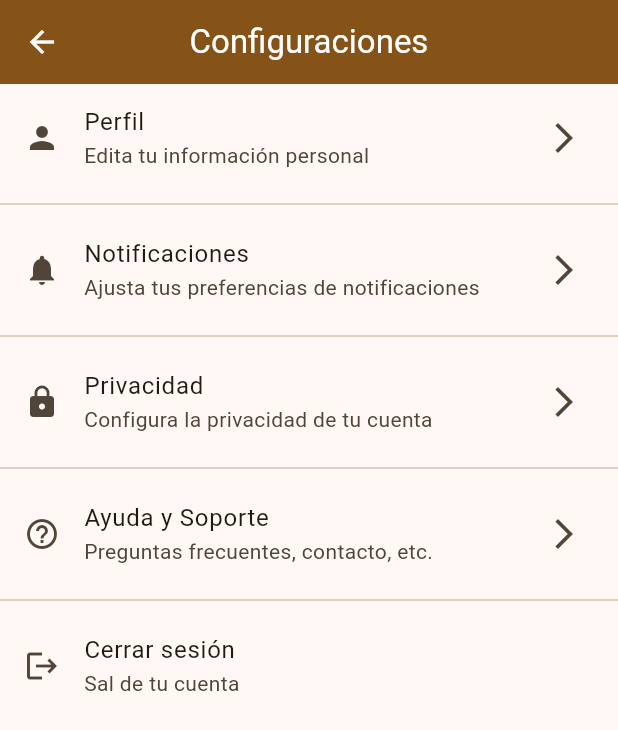
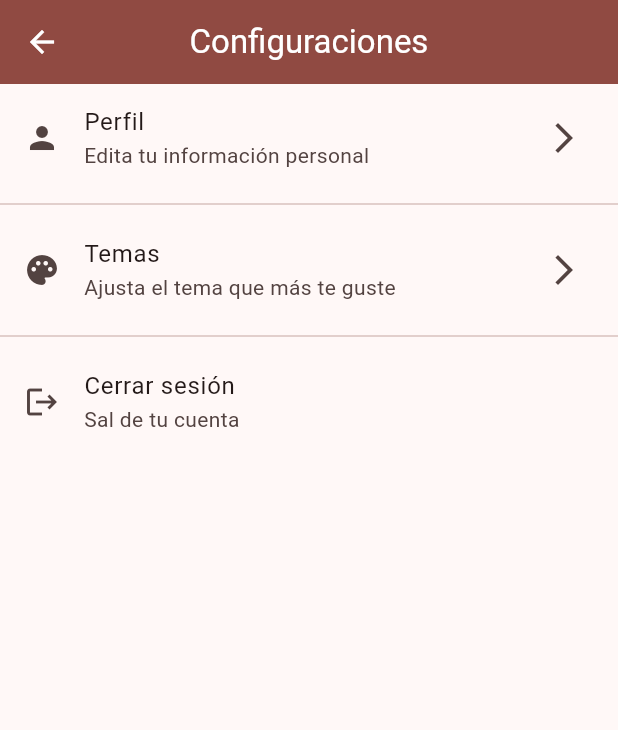
Before and after one commit to Dano442/fablab_app, a Flutter app: the ProfileScreen screen opened directly, on a phone screen of 412 x 824 dp. Shown: the top 730 px of the screen. Run offline on Flutter 3.47's test engine with Material 3 defaults, Android fonts, the phone set to English and light mode, and no system bars; network calls fail.

Commit message:
Implementación de selección de temas y barra de navegacion en todas las vistas

```diff
--- a/lib/config/theme/app_theme.dart
+++ b/lib/config/theme/app_theme.dart
@@ -1,16 +1,16 @@
 import 'package:flutter/material.dart';
 
-// Colores de los temas
 const colorList = <Color>[
+  Colors.red,
+  Colors.orange,
+  Colors.amber,
+  Colors.green,
+  Colors.teal,
+  Colors.cyan,
   Colors.blue,
-  Colors.teal,
-  Colors.green,
-  Colors.red,
   Colors.purple,
   Colors.deepPurple,
-  Colors.orange,
-  Colors.pink,
-  Colors.pinkAccent,
+  Colors.pink
 ];
 
 class AppTheme {
@@ -19,9 +19,7 @@ class AppTheme {
 
   AppTheme({
     this.selectedColor = 0
-    }): assert (selectedColor >= 0, 'El color seleccionado debe ser mayor que 0'),
-        assert(selectedColor <colorList.length,
-        'El color seleccionado debe ser menor que ${colorList.length - 1} ');
+    });
 
 
     ThemeData getTheme() => ThemeData(
--- a/lib/main.dart
+++ b/lib/main.dart
@@ -1,3 +1,4 @@
+// Archivo: main.dart
 import 'package:fablab_app/presentation/screens/home/home_screen.dart';
 import 'package:fablab_app/config/theme/app_theme.dart';
 import 'package:flutter/material.dart';
@@ -6,16 +7,32 @@ void main() {
   runApp(const MainApp());
 }
 
-class MainApp extends StatelessWidget {
+class MainApp extends StatefulWidget {
   const MainApp({super.key});
+
+  @override
+  State<MainApp> createState() => MainAppState();
+
+  static MainAppState of(BuildContext context) =>
+      context.findAncestorStateOfType<MainAppState>()!;
+}
+
+class MainAppState extends State<MainApp> {
+  int _selectedColorIndex = 0;
+
+
+  void setTheme(int newIndex) {
+    setState(() {
+      _selectedColorIndex = newIndex;
+    });
+  }
 
   @override
   Widget build(BuildContext context) {
     return MaterialApp(
-
       debugShowCheckedModeBanner: false,
-      theme: AppTheme(selectedColor: 6 ).getTheme(),
-      home: HomeScreen()
+      theme: AppTheme(selectedColor: _selectedColorIndex).getTheme(),
+      home: const HomeScreen(),
     );
   }
 }
--- a/lib/presentation/screens/inventory/tool_card.dart
+++ b/lib/presentation/screens/inventory/tool_card.dart
@@ -34,7 +34,7 @@ class ToolCard extends StatelessWidget {
         child: Row(
           crossAxisAlignment: CrossAxisAlignment.center,
           children: [
-            // Imagen segura (usa Image.network en vez de FadeInImage)
+
             ClipRRect(
               borderRadius: BorderRadius.circular(12),
               child: Image.network(
@@ -46,7 +46,7 @@ class ToolCard extends StatelessWidget {
                   return Container(
                     width: 60,
                     height: 60,
-                    color: colors.surfaceVariant,
+                    color: colors.surfaceContainerHighest,
                     child: const Icon(Icons.broken_image, size: 28),
                   );
                 },
--- a/lib/presentation/screens/profile/profile_screen.dart
+++ b/lib/presentation/screens/profile/profile_screen.dart
@@ -1,4 +1,8 @@
+// Archivo: profile_screen.dart
+import 'package:fablab_app/presentation/screens/profile/profile_details_screen';
+import 'package:fablab_app/presentation/screens/profile/profile_themes_screen.dart';
 import 'package:flutter/material.dart';
+
 
 class ProfileScreen extends StatelessWidget {
  const ProfileScreen({super.key});
@@ -12,49 +16,46 @@ class ProfileScreen extends StatelessWidget {
     foregroundColor: Theme.of(context).colorScheme.onPrimary,
    ),
    body: ListView(
-        children: const [
-          // Sección de cuenta
+    children: [
+     // Opción de Perfil
      ListTile(
-            leading: Icon(Icons.person),
-            title: Text('Perfil'),
-            subtitle: Text('Edita tu información personal'),
-            trailing: Icon(Icons.arrow_forward_ios),
+      leading: const Icon(Icons.person),
+      title: const Text('Perfil'),
+      subtitle: const Text('Edita tu información personal'),
+      trailing: const Icon(Icons.arrow_forward_ios),
+      onTap: () {
+       Navigator.push(
+        context,
+        MaterialPageRoute(
+         builder: (context) => const ProfileDetailsScreen(),
         ),
-          Divider(),
+       );
+      },
+     ),
+     const Divider(),
 
-          // Sección de notificaciones
      ListTile(
-            leading: Icon(Icons.notifications),
-            title: Text('Notificaciones'),
-            subtitle: Text('Ajusta tus preferencias de notificaciones'),
-            trailing: Icon(Icons.arrow_forward_ios),
+      leading: const Icon(Icons.palette),
+      title: const Text('Temas'),
+      subtitle: const Text('Ajusta el tema que más te guste'),
+      trailing: const Icon(Icons.arrow_forward_ios),
+      onTap: () {
+       Navigator.push(
+        context,
+        MaterialPageRoute(builder: (context) => const ProfileThemesScreen()),
+       );
+      },
      ),
-          Divider(),
+     const Divider(),
 
-          // Sección de privacidad
+     // Opción de Cerrar Sesión
      ListTile(
-            leading: Icon(Icons.lock),
-            title: Text('Privacidad'),
-            subtitle: Text('Configura la privacidad de tu cuenta'),
-            trailing: Icon(Icons.arrow_forward_ios),
-          ),
-          Divider(),
-
-          // Sección de ayuda
-          ListTile(
-            leading: Icon(Icons.help_outline),
-            title: Text('Ayuda y Soporte'),
-            subtitle: Text('Preguntas frecuentes, contacto, etc.'),
-            trailing: Icon(Icons.arrow_forward_ios),
-          ),
-          Divider(),
-
-          // Sección de cerrar sesión
-          ListTile(
-            leading: Icon(Icons.logout),
-            title: Text('Cerrar sesión'),
-            subtitle: Text('Sal de tu cuenta'),
-            // No tiene trailing icon porque es una acción directa
+      leading: const Icon(Icons.logout),
+      title: const Text('Cerrar sesión'),
+      subtitle: const Text('Sal de tu cuenta'),
+      onTap: () {
+       // Lógica para cerrar la sesión
+      },
      ),
     ],
    ),
```
Also changed, not shown: lib/presentation/screens/inventory/inventory_screen.dart (+2 -12 lines), lib/presentation/screens/news/news_screen.dart (+1 -10 lines), lib/presentation/screens/profile/profile_themes_screen.dart (added, +72 -0 lines), lib/presentation/screens/project/project_screen.dart (+43 -16 lines), lib/presentation/screens/request/request_screen.dart (+4 -4 lines), lib/presentation/screens/users/users_screen.dart (+39 -14 lines), 1 other file. Lines whose indentation alone changed are shown as unchanged.
